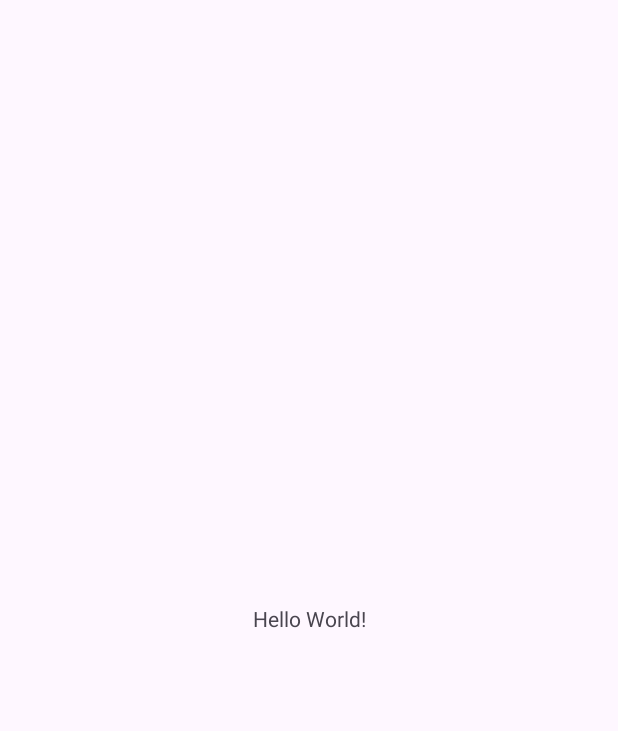
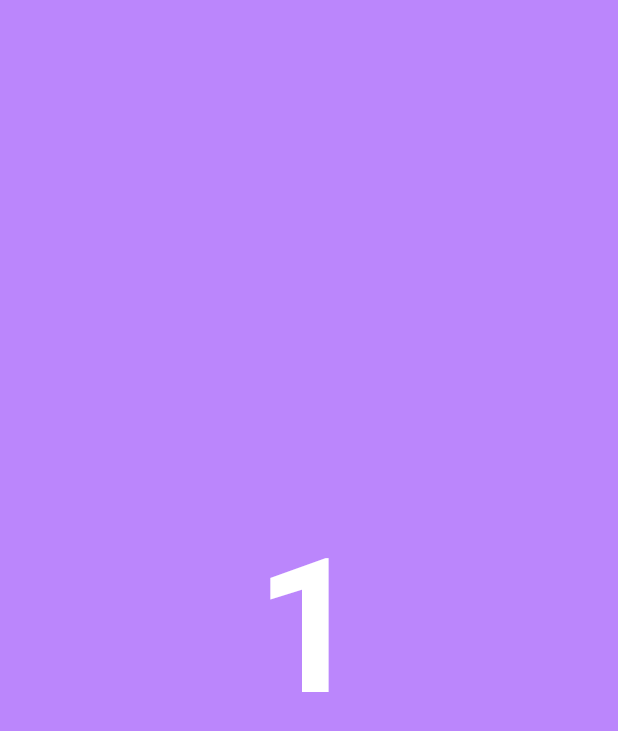
Before and after one commit to RainBowT0506/StevdzaSan-NavigationComponent, an Android app: the screen it shows after launch (MainActivity), on a phone screen of 412 x 824 dp. Before the commit the part shown is almost empty. Shown: the top 731 px of the screen. Run offline under Robolectric (Android 15) with nearby library versions, the phone set to English and light mode, and no system bars.

Commit message:
feat: Navigation Component
Implement navigation component tutorial with practical examples

- Added navigation graph XML resource file
- Created first and second fragments using navigation component
- Linked fragments in navigation graph visually and programmatically
- Added nav host fragment to main activity layout
- Implemented fragment transitions with default animations
- Demonstrated fragment navigation using onClick listeners
- Improved readability by renaming action IDs in navigation graph
- Experimented with different default transition animations

```diff
--- /dev/null
+++ b/app/src/main/java/com/example/stevdzasan_navigationcomponent/FirstFragment.kt
@@ -0,0 +1,29 @@
+package com.example.stevdzasan_navigationcomponent
+
+import android.os.Bundle
+import androidx.fragment.app.Fragment
+import android.view.LayoutInflater
+import android.view.View
+import android.view.ViewGroup
+import android.widget.TextView
+import androidx.navigation.Navigation
+
+
+class FirstFragment : Fragment() {
+
+
+    override fun onCreateView(
+        inflater: LayoutInflater, container: ViewGroup?,
+        savedInstanceState: Bundle?
+    ): View? {
+        val view = inflater.inflate(R.layout.fragment_first, container, false)
+
+        val textView1 = view.findViewById<TextView>(R.id.textView1)
+        textView1.setOnClickListener {
+            Navigation.findNavController(view).navigate(R.id.navToSecond)
+        }
+
+        return view
+    }
+
+}
--- /dev/null
+++ b/app/src/main/res/anim/slide_in_left.xml
@@ -0,0 +1,8 @@
+<?xml version="1.0" encoding="utf-8"?>
+
+
+<set xmlns:android="http://schemas.android.com/apk/res/android">
+    <translate android:fromXDelta="-100%" android:toXDelta="0%"
+        android:fromYDelta="0%" android:toYDelta="0%"
+        android:duration="@integer/slide"/>
+</set>
--- /dev/null
+++ b/app/src/main/res/anim/slide_in_right.xml
@@ -0,0 +1,8 @@
+<?xml version="1.0" encoding="utf-8"?>
+
+
+<set xmlns:android="http://schemas.android.com/apk/res/android">
+    <translate android:fromXDelta="100%" android:toXDelta="0%"
+        android:fromYDelta="0%" android:toYDelta="0%"
+        android:duration="@integer/slide"/>
+</set>
--- /dev/null
+++ b/app/src/main/res/anim/slide_out_left.xml
@@ -0,0 +1,8 @@
+<?xml version="1.0" encoding="utf-8"?>
+
+
+<set xmlns:android="http://schemas.android.com/apk/res/android">
+    <translate android:fromXDelta="0%" android:toXDelta="-100%"
+        android:fromYDelta="0%" android:toYDelta="0%"
+        android:duration="@integer/slide"/>
+</set>
--- /dev/null
+++ b/app/src/main/res/anim/slide_out_right.xml
@@ -0,0 +1,8 @@
+<?xml version="1.0" encoding="utf-8"?>
+
+
+<set xmlns:android="http://schemas.android.com/apk/res/android">
+    <translate android:fromXDelta="0%" android:toXDelta="100%"
+        android:fromYDelta="0%" android:toYDelta="0%"
+        android:duration="@integer/slide"/>
+</set>
--- a/app/src/main/res/layout/activity_main.xml
+++ b/app/src/main/res/layout/activity_main.xml
@@ -6,13 +6,14 @@
     android:layout_height="match_parent"
     tools:context=".MainActivity">
 
-    <TextView
-        android:layout_width="wrap_content"
-        android:layout_height="wrap_content"
-        android:text="Hello World!"
-        app:layout_constraintBottom_toBottomOf="parent"
-        app:layout_constraintEnd_toEndOf="parent"
-        app:layout_constraintStart_toStartOf="parent"
-        app:layout_constraintTop_toTopOf="parent" />
+    <androidx.fragment.app.FragmentContainerView
+        android:id="@+id/fragmentContainerView"
+        android:name="androidx.navigation.fragment.NavHostFragment"
+        android:layout_width="match_parent"
+        android:layout_height="match_parent"
+        app:defaultNavHost="true"
+        app:navGraph="@navigation/main_nav"
+        tools:layout_editor_absoluteX="1dp"
+        tools:layout_editor_absoluteY="1dp" />
 
 </androidx.constraintlayout.widget.ConstraintLayout>
--- /dev/null
+++ b/app/src/main/res/layout/fragment_first.xml
@@ -0,0 +1,23 @@
+<?xml version="1.0" encoding="utf-8"?>
+<androidx.constraintlayout.widget.ConstraintLayout xmlns:android="http://schemas.android.com/apk/res/android"
+    xmlns:app="http://schemas.android.com/apk/res-auto"
+    xmlns:tools="http://schemas.android.com/tools"
+    android:layout_width="match_parent"
+    android:layout_height="match_parent"
+    tools:context=".FirstFragment"
+    android:background="@color/purple_200">
+
+    <TextView
+        android:id="@+id/textView1"
+        android:layout_width="wrap_content"
+        android:layout_height="wrap_content"
+        android:text="1"
+        android:textSize="125sp"
+        android:textStyle="bold"
+        android:textColor="#fff"
+        app:layout_constraintBottom_toBottomOf="parent"
+        app:layout_constraintEnd_toEndOf="parent"
+        app:layout_constraintStart_toStartOf="parent"
+        app:layout_constraintTop_toTopOf="parent" />
+
+</androidx.constraintlayout.widget.ConstraintLayout>
--- /dev/null
+++ b/app/src/main/res/navigation/main_nav.xml
@@ -0,0 +1,34 @@
+<?xml version="1.0" encoding="utf-8"?>
+<navigation xmlns:android="http://schemas.android.com/apk/res/android"
+    xmlns:app="http://schemas.android.com/apk/res-auto"
+    xmlns:tools="http://schemas.android.com/tools"
+    android:id="@+id/main_nav"
+    app:startDestination="@id/firstFragment">
+
+    <fragment
+        android:id="@+id/firstFragment"
+        android:name="com.example.stevdzasan_navigationcomponent.FirstFragment"
+        android:label="fragment_first"
+        tools:layout="@layout/fragment_first">
+        <action
+            android:id="@+id/navToSecond"
+            app:destination="@id/secondFragment"
+            app:enterAnim="@anim/slide_in_right"
+            app:exitAnim="@anim/slide_out_left"
+            app:popEnterAnim="@anim/slide_in_left"
+            app:popExitAnim="@anim/slide_out_right" />
+    </fragment>
+    <fragment
+        android:id="@+id/secondFragment"
+        android:name="com.example.stevdzasan_navigationcomponent.SecondFragment"
+        android:label="fragment_second"
+        tools:layout="@layout/fragment_second">
+        <action
+            android:id="@+id/navToFirst"
+            app:destination="@id/firstFragment"
+            app:enterAnim="@anim/slide_in_right"
+            app:exitAnim="@anim/slide_out_left"
+            app:popEnterAnim="@anim/slide_in_left"
+            app:popExitAnim="@anim/slide_out_right" />
+    </fragment>
+</navigation>
--- /dev/null
+++ b/app/src/main/res/values/anim.xml
@@ -0,0 +1,9 @@
+<?xml version="1.0" encoding="utf-8"?>
+
+
+<!-- Values used for animations -->
+<resources>
+
+    <!-- Duration (in milliseconds) for slide transition animation -->
+    <integer name="slide">200</integer>
+</resources>
--- a/app/src/main/res/values/strings.xml
+++ b/app/src/main/res/values/strings.xml
@@ -1,3 +1,5 @@
 <resources>
     <string name="app_name">StevdzaSan-NavigationComponent</string>
+    <!-- TODO: Remove or change this placeholder text -->
+    <string name="hello_blank_fragment">Hello blank fragment</string>
 </resources>
--- /dev/null
+++ b/build.gradle
@@ -0,0 +1,6 @@
+// Top-level build file where you can add configuration options common to all sub-projects/modules.
+plugins {
+    id 'com.android.application' version '8.0.2' apply false
+    id 'com.android.library' version '8.0.2' apply false
+    id 'org.jetbrains.kotlin.android' version '1.8.20' apply false
+}
--- a/build.gradle.kts
+++ /dev/null
@@ -1,5 +0,0 @@
-// Top-level build file where you can add configuration options common to all sub-projects/modules.
-plugins {
-    id("com.android.application") version "8.2.2" apply false
-    id("org.jetbrains.kotlin.android") version "1.9.22" apply false
-}
--- a/settings.gradle.kts
+++ b/settings.gradle
@@ -12,6 +12,5 @@ dependencyResolutionManagement {
         mavenCentral()
     }
 }
-
 rootProject.name = "StevdzaSan-NavigationComponent"
-include(":app")
+include ':app'
```
Also changed, not shown: app/build.gradle (added, +46 -0 lines), app/build.gradle.kts (deleted, +0 -47 lines), app/src/main/java/com/example/stevdzasan_navigationcomponent/SecondFragment.kt (added, +34 -0 lines), app/src/main/res/layout/fragment_second.xml (added, +23 -0 lines), app/src/main/res/values/colors.xml (+27 -0 lines), app/src/main/res/drawable-v24/ic_launcher_foreground.xml (renamed from app/src/main/res/drawable/ic_launcher_foreground.xml).
